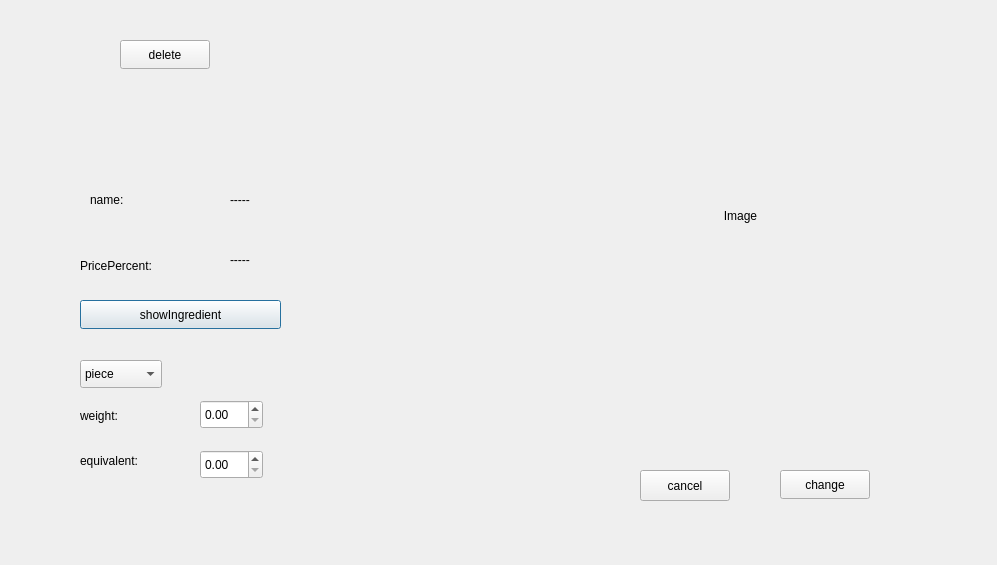
The window that CakeManager/src/ui/DailyCard/dailycakecardsetting.ui (mohammad23-c/CakeManager) describes before a commit, drawn with Qt 5.
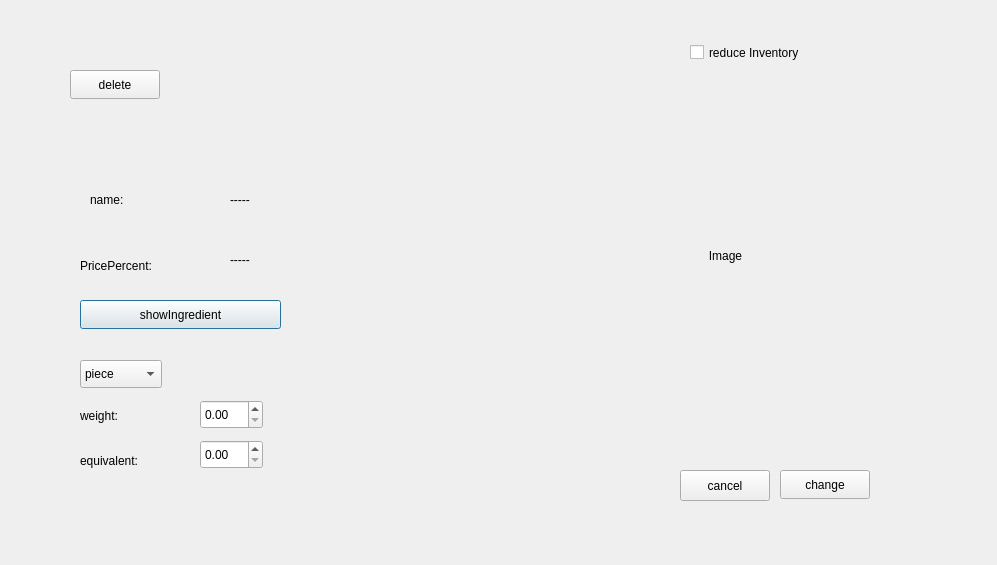
The same window after the commit.

```diff
--- a/CakeManager/src/ui/DailyCard/dailycakecardsetting.ui
+++ b/CakeManager/src/ui/DailyCard/dailycakecardsetting.ui
@@ -42,9 +42,9 @@
   <widget class="QLabel" name="Image">
    <property name="geometry">
     <rect>
-     <x>560</x>
-     <y>70</y>
-     <width>361</width>
+     <x>520</x>
+     <y>110</y>
+     <width>411</width>
      <height>291</height>
     </rect>
    </property>
@@ -115,7 +115,7 @@
    <property name="geometry">
     <rect>
      <x>200</x>
-     <y>450</y>
+     <y>440</y>
      <width>63</width>
      <height>29</height>
     </rect>
@@ -176,7 +176,7 @@
   <widget class="QPushButton" name="pushButton_2">
    <property name="geometry">
     <rect>
-     <x>640</x>
+     <x>680</x>
      <y>470</y>
      <width>90</width>
      <height>31</height>
@@ -189,8 +189,8 @@
   <widget class="QPushButton" name="pushButton_3">
    <property name="geometry">
     <rect>
-     <x>120</x>
-     <y>40</y>
+     <x>70</x>
+     <y>70</y>
      <width>90</width>
      <height>29</height>
     </rect>
@@ -199,6 +199,19 @@
     <string>delete</string>
    </property>
   </widget>
+  <widget class="QCheckBox" name="reduceInventoryCheckBox">
+   <property name="geometry">
+    <rect>
+     <x>690</x>
+     <y>40</y>
+     <width>201</width>
+     <height>25</height>
+    </rect>
+   </property>
+   <property name="text">
+    <string>reduce Inventory</string>
+   </property>
+  </widget>
  </widget>
  <resources/>
  <connections/>
```
Left out of the diff: 2 changed lines with no effect on the pictures.
